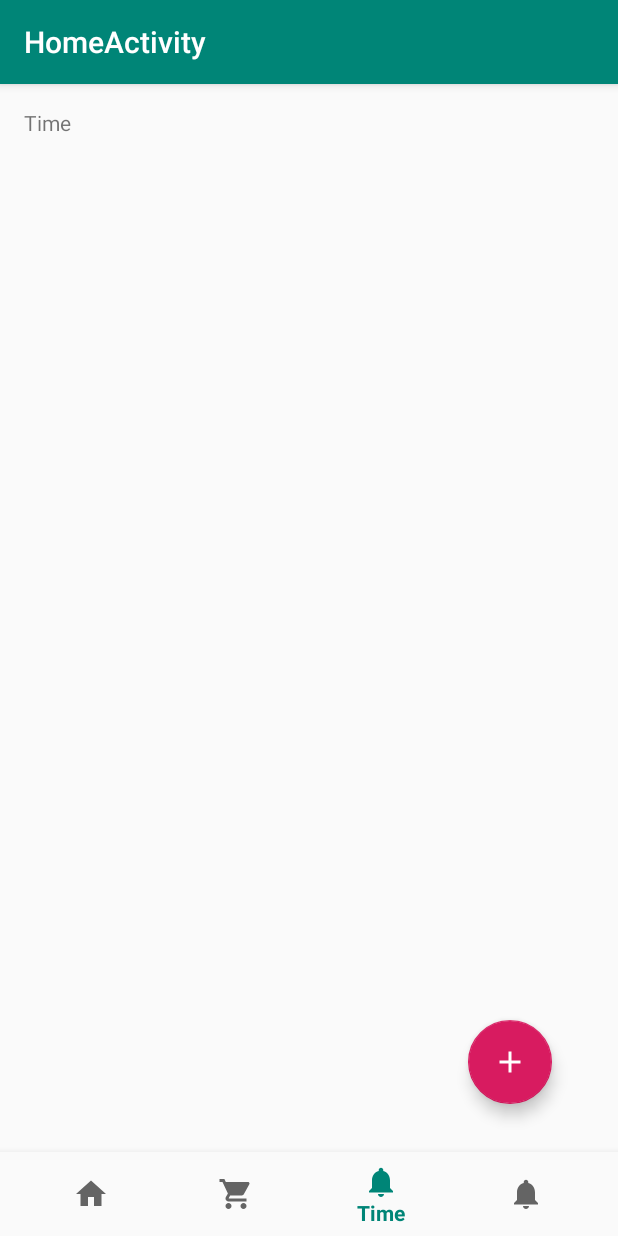
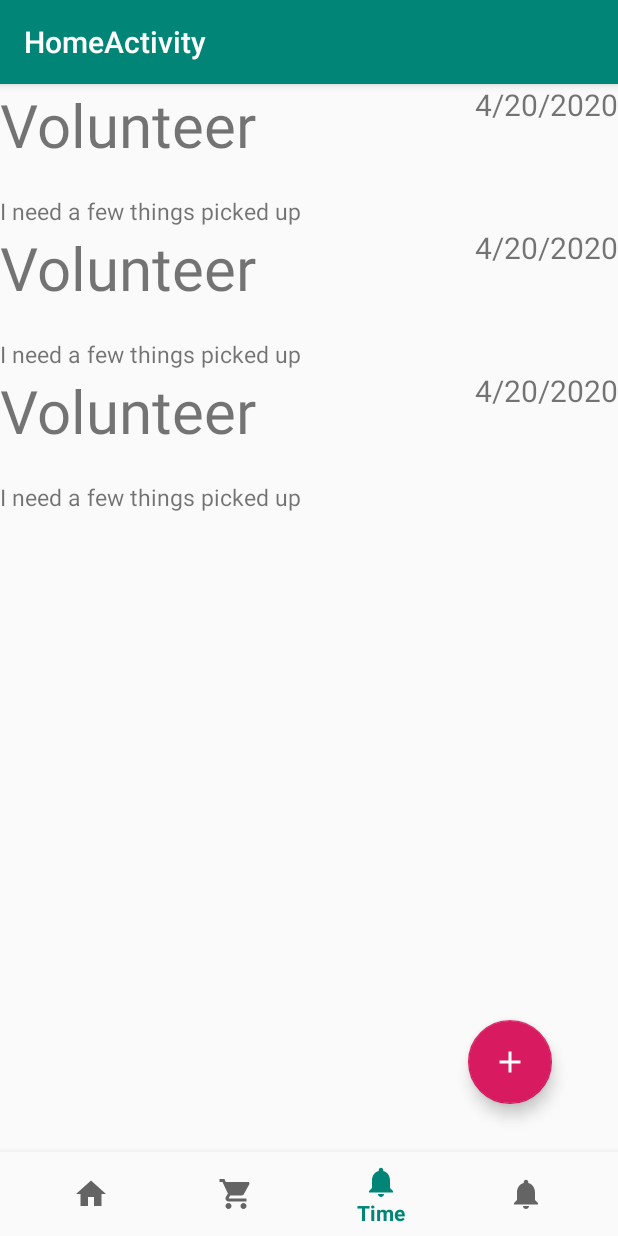
Before and after one commit to MaanyaShanker/Neighborly, an Android app: the HomeActivity screen opened directly, with no data from a screen before it, item 3 of the bottom bar chosen, on a phone screen of 412 x 824 dp. Run offline under Robolectric (Android 15) with nearby library versions, the phone set to English and light mode, and no system bars.

Commit message:
time fragment

```diff
--- a/app/src/main/java/technogirl/maanyavictoria/neighborly/HomeActivity.java
+++ b/app/src/main/java/technogirl/maanyavictoria/neighborly/HomeActivity.java
@@ -14,24 +14,28 @@ import android.view.View;
 import android.widget.TextView;
 
 import technogirl.maanyavictoria.neighborly.Materials.MaterialsFragment;
+import technogirl.maanyavictoria.neighborly.Time.TimeFragment;
 
 public class HomeActivity extends AppCompatActivity {
     private static final String TAG = "Neighborly";
     private TextView mTextMessage;
-    Fragment materials_fragment;
+    Fragment materials_fragment, time_fragment;
 //    final FragmentManager fm = getSupportFragmentManager();
     FragmentManager fm;
-//    Fragment active = materials_fragment;
+    Fragment active = materials_fragment;
     @Override
     protected void onCreate(Bundle savedInstanceState) {
         super.onCreate(savedInstanceState);
         setContentView(R.layout.activity_home);
         BottomNavigationView navView = findViewById(R.id.nav_view);
         materials_fragment = new MaterialsFragment();
+        time_fragment = new TimeFragment();
         mTextMessage = findViewById(R.id.message);
         navView.setOnNavigationItemSelectedListener(mOnNavigationItemSelectedListener);
         fm = getSupportFragmentManager();
         fm.beginTransaction().add(R.id.main_container, materials_fragment, "1").hide(materials_fragment).commit();
+        fm.beginTransaction().add(R.id.main_container, time_fragment, "2").hide(time_fragment).commit();
+        active = materials_fragment;
     }
     private BottomNavigationView.OnNavigationItemSelectedListener mOnNavigationItemSelectedListener
             = new BottomNavigationView.OnNavigationItemSelectedListener() {
@@ -42,21 +46,24 @@ public class HomeActivity extends AppCompatActivity {
                 case R.id.navigation_home:
                     mTextMessage.setText(R.string.title_home);
                     mTextMessage.setVisibility(View.VISIBLE);
-                    fm.beginTransaction().hide(materials_fragment).commit();
+                    fm.beginTransaction().hide(active).commit();
                     return true;
                 case R.id.navigation_materials:
                     mTextMessage.setVisibility(View.GONE);
+                    fm.beginTransaction().hide(active).commit();
                     fm.beginTransaction().show(materials_fragment).commit();
+                    active = materials_fragment;
                     return true;
                 case R.id.navigation_time:
-                    mTextMessage.setVisibility(View.VISIBLE);
-                    mTextMessage.setText(R.string.title_time);
-                    fm.beginTransaction().hide(materials_fragment).commit();
+                    mTextMessage.setVisibility(View.GONE);
+                    fm.beginTransaction().hide(active).commit();
+                    fm.beginTransaction().show(time_fragment).commit();
+                    active = time_fragment;
                     return true;
                 case R.id.navigation_money:
                     mTextMessage.setText(R.string.title_money);
                     mTextMessage.setVisibility(View.VISIBLE);
-                    fm.beginTransaction().hide(materials_fragment).commit();
+                    fm.beginTransaction().hide(active).commit();
                     return true;
             }
             return false;
--- /dev/null
+++ b/app/src/main/java/technogirl/maanyavictoria/neighborly/Time/TimeFragment.java
@@ -0,0 +1,52 @@
+package technogirl.maanyavictoria.neighborly.Time;
+
+
+import android.os.Bundle;
+
+import androidx.fragment.app.Fragment;
+import androidx.recyclerview.widget.DefaultItemAnimator;
+import androidx.recyclerview.widget.LinearLayoutManager;
+import androidx.recyclerview.widget.RecyclerView;
+
+import android.view.LayoutInflater;
+import android.view.View;
+import android.view.ViewGroup;
+
+import java.util.ArrayList;
+import java.util.List;
+
+import technogirl.maanyavictoria.neighborly.Materials.MaterialsItem;
+import technogirl.maanyavictoria.neighborly.Materials.MaterialsRecyclerAdapter;
+import technogirl.maanyavictoria.neighborly.R;
+
+/**
+ * A simple {@link Fragment} subclass.
+ */
+public class TimeFragment extends Fragment {
+    private List<TimeItem> timeItemList;
+    private RecyclerView recyclerView;
+
+    public TimeFragment() {
+        // Required empty public constructor
+    }
+
+
+    @Override
+    public View onCreateView(LayoutInflater inflater, ViewGroup container,
+                             Bundle savedInstanceState) {
+        // Inflate the layout for this fragment
+        View view = inflater.inflate(R.layout.fragment_time, container, false);
+        recyclerView = (RecyclerView) view.findViewById(R.id.recycler_view);
+        timeItemList = new ArrayList<>();
+        timeItemList.add(new TimeItem("Volunteer", "4/20/2020", "I need a few things picked up"));
+        timeItemList.add(new TimeItem("Volunteer", "4/20/2020", "I need a few things picked up"));
+        timeItemList.add(new TimeItem("Volunteer", "4/20/2020", "I need a few things picked up"));
+        TimeRecyclerAdapter mAdapter = new TimeRecyclerAdapter(timeItemList, container.getContext());
+        recyclerView.setItemAnimator(new DefaultItemAnimator());
+        recyclerView.setAdapter(mAdapter);
+        recyclerView.setLayoutManager(new LinearLayoutManager(getActivity()));
+        mAdapter.notifyDataSetChanged();
+        return view;
+    }
+
+}
--- a/app/src/main/java/technogirl/maanyavictoria/neighborly/Time/TimeItem.java
+++ b/app/src/main/java/technogirl/maanyavictoria/neighborly/Time/TimeItem.java
@@ -3,38 +3,38 @@ package technogirl.maanyavictoria.neighborly.Time;
 import java.util.ArrayList;
 
 public class TimeItem {
-    private ArrayList<String> header, date, description;
+    private String header, date, description;
 
     public TimeItem() {
     }
 
-    public TimeItem(ArrayList<String> header, ArrayList<String> date, ArrayList<String> description) {
+    public TimeItem(String header, String date, String description) {
         this.header = header;
         this.date = date;
         this.description = description;
     }
 
-    public ArrayList<String> getHeader() {
+    public String getHeader() {
         return header;
     }
 
-    public void setHeader(ArrayList<String> header) {
+    public void setHeader(String header) {
         this.header = header;
     }
 
-    public ArrayList<String> getDate() {
+    public String getDate() {
         return date;
     }
 
-    public void setDate(ArrayList<String> date) {
+    public void setDate(String date) {
         this.date = date;
     }
 
-    public ArrayList<String> getDescription() {
+    public String getDescription() {
         return description;
     }
 
-    public void setDescription(ArrayList<String> description) {
+    public void setDescription(String description) {
         this.description = description;
     }
 }
--- /dev/null
+++ b/app/src/main/java/technogirl/maanyavictoria/neighborly/Time/TimeRecyclerAdapter.java
@@ -0,0 +1,65 @@
+package technogirl.maanyavictoria.neighborly.Time;
+
+import android.content.Context;
+import android.util.Log;
+import android.view.LayoutInflater;
+import android.view.View;
+import android.view.ViewGroup;
+import android.widget.TextView;
+
+import androidx.annotation.NonNull;
+import androidx.constraintlayout.widget.ConstraintLayout;
+import androidx.recyclerview.widget.RecyclerView;
+
+import java.util.List;
+
+import technogirl.maanyavictoria.neighborly.Materials.MaterialsRecyclerAdapter;
+import technogirl.maanyavictoria.neighborly.R;
+
+public class TimeRecyclerAdapter extends RecyclerView.Adapter<TimeRecyclerAdapter.ViewHolder>{
+    List<TimeItem> timeItemList;
+    Context mContext;
+
+    public TimeRecyclerAdapter(List<TimeItem> timeItemList, Context mContext) {
+        this.timeItemList = timeItemList;
+        this.mContext = mContext;
+    }
+
+    @NonNull
+    @Override
+    public TimeRecyclerAdapter.ViewHolder onCreateViewHolder(@NonNull ViewGroup parent, int viewType) {
+        View view = LayoutInflater.from(mContext).inflate(R.layout.request_item_recycler_view, parent, false);
+        return new TimeRecyclerAdapter.ViewHolder(view);
+    }
+
+    @Override
+    public void onBindViewHolder(@NonNull final TimeRecyclerAdapter.ViewHolder holder, int position) {
+        holder.description.setText(timeItemList.get(position).getDescription());
+        holder.date.setText(timeItemList.get(position).getDate());
+        holder.header.setText(timeItemList.get(position).getHeader());
+        holder.parentLayout.setOnClickListener(new View.OnClickListener() {
+            @Override
+            public void onClick(View view) {
+                holder.header.setText("Clicked!");
+            }
+        });
+    }
+
+    @Override
+    public int getItemCount() {
+        return timeItemList.size();
+    }
+
+    public class ViewHolder extends RecyclerView.ViewHolder{
+        TextView header, date, description;
+        ConstraintLayout parentLayout;
+        public ViewHolder(@NonNull View itemView) {
+            super(itemView);
+            header = itemView.findViewById(R.id.item_name);
+            date = itemView.findViewById(R.id.item_date);
+            description = itemView.findViewById(R.id.item_desc);
+            parentLayout = itemView.findViewById(R.id.parentLayout);
+            Log.i("Adapter", "ViewHolderClass: Created");
+        }
+    }
+}
--- /dev/null
+++ b/app/src/main/res/layout/fragment_time.xml
@@ -0,0 +1,13 @@
+<?xml version="1.0" encoding="utf-8"?>
+<FrameLayout xmlns:android="http://schemas.android.com/apk/res/android"
+    xmlns:tools="http://schemas.android.com/tools"
+    android:layout_width="match_parent"
+    android:layout_height="match_parent"
+    tools:context=".Time.TimeFragment">
+
+    <androidx.recyclerview.widget.RecyclerView
+        android:id="@+id/recycler_view"
+        android:layout_width="match_parent"
+        android:layout_height="match_parent"></androidx.recyclerview.widget.RecyclerView>
+
+</FrameLayout>
--- a/app/src/main/res/values/strings.xml
+++ b/app/src/main/res/values/strings.xml
@@ -15,4 +15,7 @@
     <string name="create">Create a community</string>
 
     <!-- TODO: Remove or change this placeholder text -->
+    <string name="hello_blank_fragment">Hello blank fragment</string>
+
+    <!-- TODO: Remove or change this placeholder text -->
 </resources>
```
